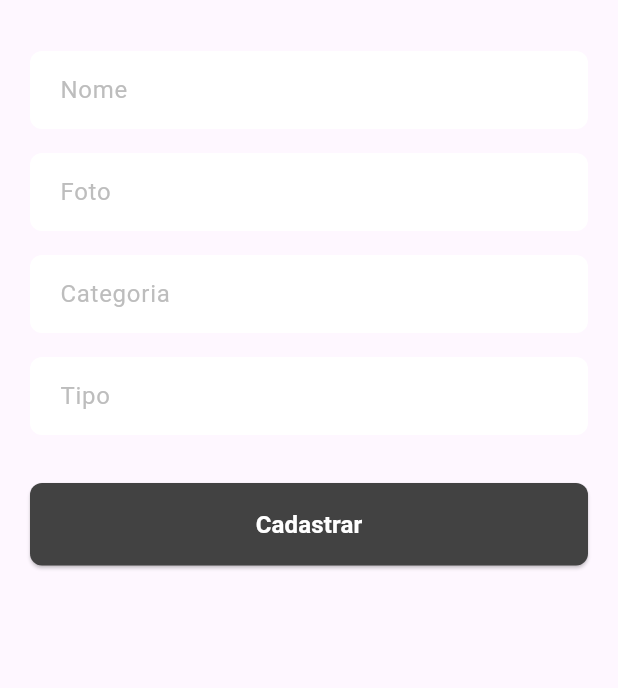
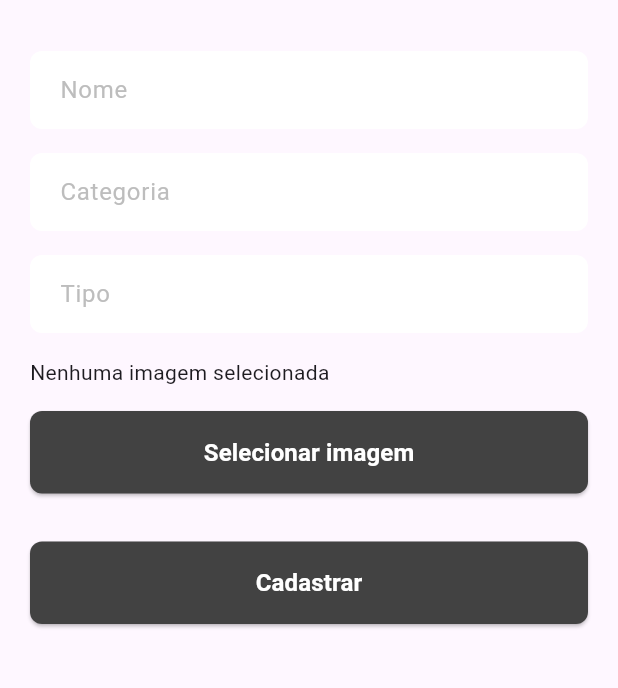
Before and after one commit to Turzzzin/app_nutricao_flutter, a Flutter app: the RegisterFoodScreen screen opened by its route, on a phone screen of 412 x 824 dp, the part 63-751 px from its top. Run offline on Flutter 3.47's test engine with Material 3 defaults, Android fonts, the phone set to English and light mode, and no system bars; our stand-ins replace flutter_svg, image_picker, shared_preferences, sqflite; accounts and stored records are empty.

Commit message:
feat: adicionado funcionalidade para pegar uma foto do celular

```diff
--- a/lib/screens/register_food_screen.dart
+++ b/lib/screens/register_food_screen.dart
@@ -1,3 +1,5 @@
+import 'dart:io';
+
 import 'package:flutter/material.dart';
 import '../utils/custom_text_field.dart';
 import '../utils/custom_button.dart';
@@ -5,24 +7,34 @@ import '../utils/database_service.dart';
 import '../utils/auth_check.dart';
 import '../utils/custom_error_dialog.dart';
 import '../utils/custom_success_dialog.dart';
+import '../utils/get_photo.dart';
 
 
+class RegisterFoodScreen extends StatefulWidget {
+  @override
+  _RegisterFoodScreen createState() => _RegisterFoodScreen();
+}
 
-class RegisterFoodScreen extends StatelessWidget {
+
+class _RegisterFoodScreen extends State<RegisterFoodScreen> {
   final TextEditingController nomeController = TextEditingController();
-  final TextEditingController fotoPathController = TextEditingController();
   final TextEditingController categoriaController = TextEditingController();
   final TextEditingController tipoController = TextEditingController();
   final TextEditingController usuarioIdController = TextEditingController();
 
-  RegisterFoodScreen({super.key});
+  File? _selectedImage;
+  String photoPathF = "";
+
+
+
 
   Future <int> _cadastrarAlimento(usuario) async {
     final nome = nomeController.text;
-    final fotoPath = fotoPathController.text;
+    final fotoPath = photoPathF;
     final categoria = categoriaController.text;
     final tipo = tipoController.text;
-    final usuarioId = usuario['id'];
+    final user = await DatabaseService.getUsuario(usuario['username']);
+    final usuarioId = user[0]['id'];
     return await DatabaseService.cadastrarAlimento(nome, fotoPath, categoria, tipo, usuarioId);
   }
   Future<Map<dynamic, dynamic>?> getUsername() async {
@@ -43,38 +55,45 @@ class RegisterFoodScreen extends StatelessWidget {
             CustomTextField(
               controller: nomeController,
               hintText: 'Nome',
-              obscureText: true,
-            ),
-            SizedBox(height: 16),
-            CustomTextField(
-              controller: fotoPathController,
-              hintText: 'Foto',
-              obscureText: true,
+              obscureText: false,
             ),
             SizedBox(height: 16),
             CustomTextField(
               controller: categoriaController,
               hintText: 'Categoria',
-              obscureText: true,
+              obscureText: false,
             ),
             SizedBox(height: 16),
             CustomTextField(
               controller: tipoController,
               hintText: "Tipo",
-              obscureText: true,
+              obscureText: false,
+            ),
+            SizedBox(height: 16),
+            _selectedImage != null
+                ? Image.file(_selectedImage!, width: 100, height: 100) // Exibe a imagem selecionada
+                : Text("Nenhuma imagem selecionada"),
+            SizedBox(height: 16),
+            CustomButton(
+              onPressed: () async {
+                photoPathF = await getPhoto();
+                setState(() {
+                  _selectedImage = File(photoPathF);
+                });
+              },
+              text: 'Selecionar imagem',
             ),
             SizedBox(height: 32),
             CustomButton(
                 onPressed: () async {
-                  final usuario  = await getUsername();
+                  final usuario  = await AuthCheck().checkLoginStatus();
                   if (usuario != null) {
-                    await _cadastrarAlimento(usuario['username']);
-                    showSuccessDialog(context, 'Alimento cadastrado com sucesso!');
+                    await _cadastrarAlimento(usuario);
+                    showSuccessDialog(context, 'Alimento cadastrado com sucesso!', '/home');
                   }
                   else {
                     showErrorDialog(context, 'Usuário não encontrado');
                   }
-                  Navigator.pushNamed(context, '/home');
                 },
                 text: "Cadastrar",
             ),
--- a/lib/utils/custom_success_dialog.dart
+++ b/lib/utils/custom_success_dialog.dart
@@ -1,6 +1,6 @@
 import 'package:flutter/material.dart';
 
-void showSuccessDialog(BuildContext context, String message) {
+void showSuccessDialog(BuildContext context, String message, String title) {
   showDialog(
     context: context,
     builder: (BuildContext context) {
@@ -11,7 +11,7 @@ void showSuccessDialog(BuildContext context, String message) {
           TextButton(
             child: const Text('OK'),
             onPressed: () {
-              Navigator.of(context).pop();
+              Navigator.pushNamed(context, title);
             },
           ),
         ],
--- a/pubspec.yaml
+++ b/pubspec.yaml
@@ -33,6 +33,7 @@ dependencies:
     sdk: flutter
   sqflite: ^2.2.8
   shared_preferences: ^2.1.0
+  image_picker: ^0.8.5+3
 
 
   # The following adds the Cupertino Icons font to your application.
```
Also changed, not shown: lib/screens/register_pacient.dart (added, +51 -0 lines), lib/utils/get_photo.dart (added, +12 -0 lines), pubspec.lock, 5 other files.
